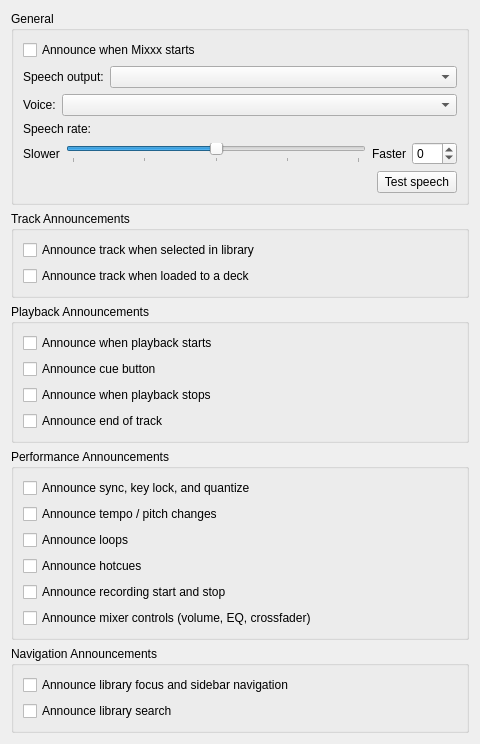
First picture: the form in src/preferences/dialog/dlgprefaccessibilitydlg.ui, repository XeTK/mixxx, before the edit.
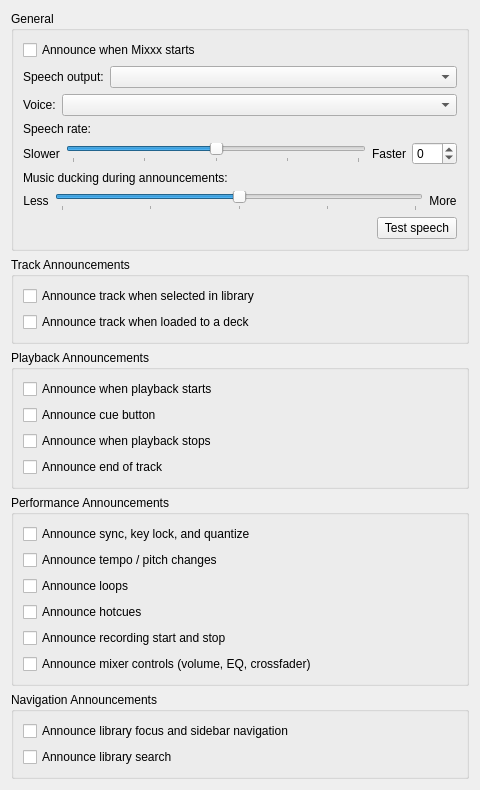
Second picture: the form after the edit.

Commit message:
feat(tts): add music-ducking slider to accessibility preferences
The [Tts],duckStrength control existed but had no UI, so the only way
to change how far the music drops under announcements was editing the
config file. Add a Less/More slider to Preferences > Accessibility;
the Test Speech button applies it live so the level can be judged by
ear.

Diff of the .ui file:
```diff
--- a/src/preferences/dialog/dlgprefaccessibilitydlg.ui
+++ b/src/preferences/dialog/dlgprefaccessibilitydlg.ui
@@ -174,6 +174,68 @@
         </item>
        </layout>
       </item>
+      <item>
+       <widget class="QLabel" name="labelDucking">
+        <property name="text">
+         <string>Music ducking during announcements:</string>
+        </property>
+        <property name="toolTip">
+         <string>How much the music is turned down while an announcement is spoken. Higher values make speech easier to hear.</string>
+        </property>
+       </widget>
+      </item>
+      <item>
+       <layout class="QHBoxLayout" name="horizontalLayoutDucking">
+        <item>
+         <widget class="QLabel" name="labelDuckingLess">
+          <property name="text">
+           <string>Less</string>
+          </property>
+          <property name="alignment">
+           <set>Qt::AlignCenter</set>
+          </property>
+         </widget>
+        </item>
+        <item>
+         <widget class="QSlider" name="sliderDuckStrength">
+          <property name="toolTip">
+           <string>Drag to adjust how much the music volume drops during speech.</string>
+          </property>
+          <property name="orientation">
+           <enum>Qt::Horizontal</enum>
+          </property>
+          <property name="minimum">
+           <number>0</number>
+          </property>
+          <property name="maximum">
+           <number>100</number>
+          </property>
+          <property name="value">
+           <number>50</number>
+          </property>
+          <property name="pageStep">
+           <number>10</number>
+          </property>
+          <property name="tickPosition">
+           <enum>QSlider::TicksBelow</enum>
+          </property>
+          <property name="tickInterval">
+           <number>25</number>
+          </property>
+         </widget>
+        </item>
+        <item>
+         <widget class="QLabel" name="labelDuckingMore">
+          <property name="text">
+           <string>More</string>
+          </property>
+          <property name="alignment">
+           <set>Qt::AlignCenter</set>
+          </property>
+         </widget>
+        </item>
+       </layout>
+      </item>
       <item>
        <layout class="QHBoxLayout" name="horizontalLayoutTestSpeech">
         <item>
```
The commit also changes 2 other files.
